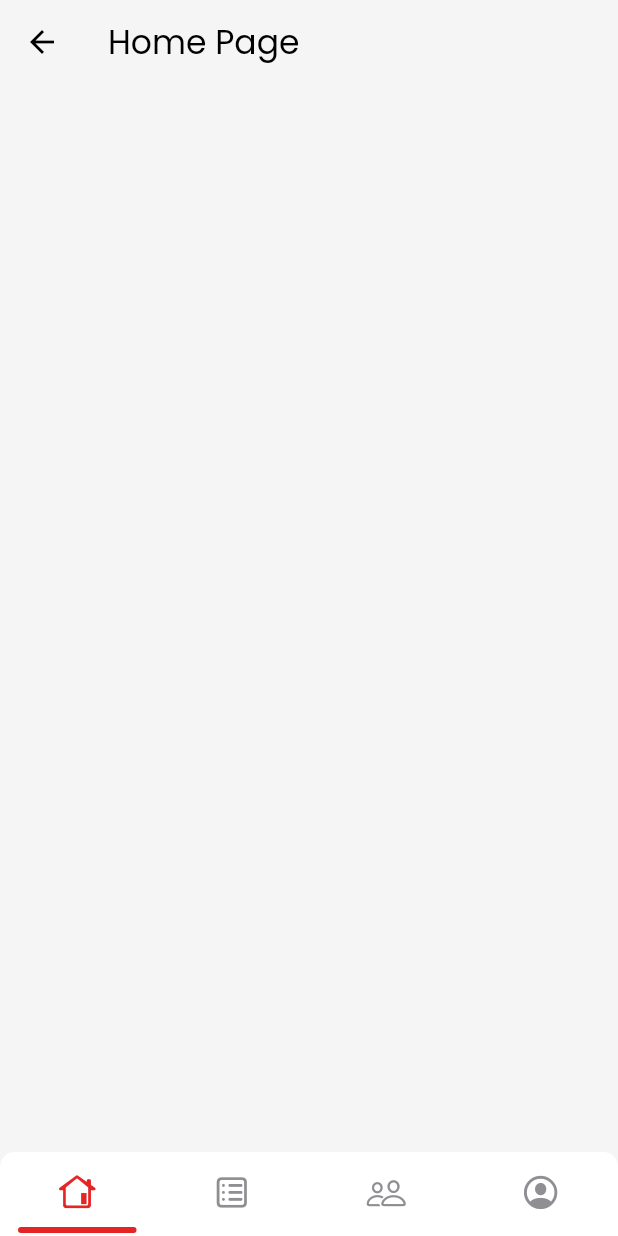
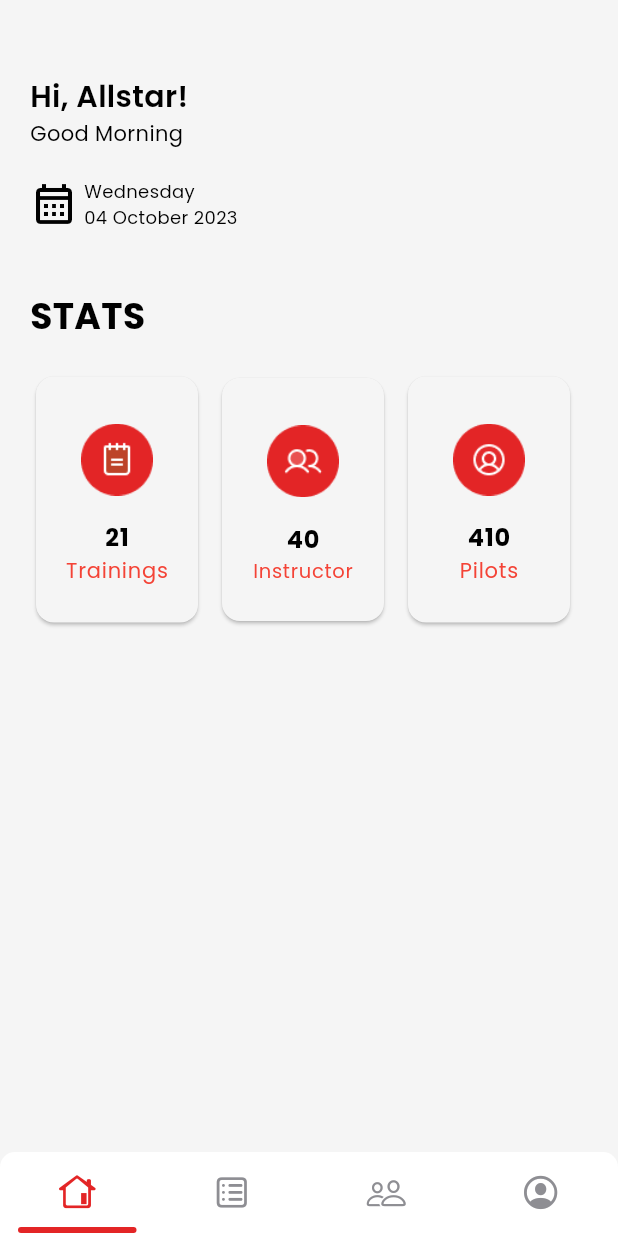
Before and after one commit to IAAXITDEL/MBKMDEL2023, a Flutter app: the NavcptsView screen opened by its route, on a phone screen of 412 x 824 dp. Run offline on Flutter 3.47's test engine with Material 2 defaults, Android fonts, the phone set to English and light mode, and no system bars; drawn by our look-alikes of persistent_bottom_nav_bar; our stand-ins replace avatar_glow, cloud_firestore, dropdown_search, email_validator, firebase_auth, firebase_core and 21 more; missing offline and left inert: excel, flutter_barcode_scanner, hand_signature, syncfusion_flutter_pdf, syncfusion_flutter_signaturepad; accounts and stored records are empty; generated files the repository leaves out were written again.

Commit message:
update cpts homepage

```diff
--- a/lib/app/modules/home_cptscc/controllers/home_cptscc_controller.dart
+++ b/lib/app/modules/home_cptscc/controllers/home_cptscc_controller.dart
@@ -2,7 +2,6 @@ import 'package:cloud_firestore/cloud_firestore.dart';
 import 'package:get/get.dart';
 import '../../../../data/users/user_preferences.dart';
 import '../../../../di/locator.dart';
-import '../../../../presentation/view_model/attendance_model.dart';
 
 class HomeCptsccController extends GetxController {
   late UserPreferences userPreferences;
@@ -44,27 +43,6 @@ class HomeCptsccController extends GetxController {
     super.onInit();
   }
 
-// LIST NEED CONFIRMATION
-  FirebaseFirestore firestore = FirebaseFirestore.instance;
-  Stream<List<Map<String, dynamic>>> getCombinedAttendanceStream() {
-    return firestore.collection('attendance').where("status", isEqualTo: "confirmation").snapshots().asyncMap((attendanceQuery) async {
-      final usersQuery = await firestore.collection('users').get();
-      final usersData = usersQuery.docs.map((doc) => doc.data()).toList();
-
-      final attendanceData = await Future.wait(
-        attendanceQuery.docs.map((doc) async {
-          final attendanceModel = AttendanceModel.fromJson(doc.data());
-          final user = usersData.firstWhere((user) => user['ID NO'] == attendanceModel.instructor, orElse: () => {});
-          attendanceModel.name = user['NAME']; // Set 'nama' di dalam model
-          attendanceModel.photoURL = user['PHOTOURL'];
-          return attendanceModel.toJson();
-        }),
-      );
-
-      return attendanceData;
-    });
-  }
-
   @override
   void onReady() {
     super.onReady();
@@ -75,6 +53,4 @@ class HomeCptsccController extends GetxController {
     super.onClose();
   }
 
-
-
 }
--- a/lib/app/modules/home_cptscc/views/home_cptscc_view.dart
+++ b/lib/app/modules/home_cptscc/views/home_cptscc_view.dart
@@ -1,156 +1,160 @@
 import 'package:flutter/material.dart';
+
 import 'package:get/get.dart';
-import 'package:ts_one/presentation/theme.dart';
+import 'package:screenshot/screenshot.dart';
+import 'package:ts_one/app/modules/home_cptscc/controllers/home_cptscc_controller.dart';
+
 import '../../../../presentation/theme.dart';
-import '../../../../util/empty_screen.dart';
-import '../../../../util/error_screen.dart';
-import '../../../../util/loading_screen.dart';
 import '../../../../util/util.dart';
-import '../../../routes/app_pages.dart';
-
-import '../../list_pilotcptscc/views/list_pilotcptscc_view.dart';
-import '../controllers/home_cptscc_controller.dart';
-
-// Import other necessary dependencies
 
 class HomeCptsccView extends GetView<HomeCptsccController> {
   const HomeCptsccView({Key? key}) : super(key: key);
-
   @override
   Widget build(BuildContext context) {
     return Scaffold(
+        body: SingleChildScrollView(
+          child: Padding(
+            padding: EdgeInsets.symmetric(horizontal: 20, vertical: 50),
+            child: Column(
+              children: [
+                Row(
+                  mainAxisAlignment: MainAxisAlignment.spaceBetween,
+                  children: [
+                    Text(
+                      "Hi, ${controller.titleToGreet}!",
+                      style: tsOneTextTheme.headlineLarge,
+                    ),
+                  ],
+                ),
+                Align(
+                  alignment: Alignment.centerLeft,
+                  child: Text(
+                    'Good ${controller.timeToGreet}',
+                    style: tsOneTextTheme.labelMedium,
+                  ),
+                ),
 
-        appBar: AppBar(
-        title: Text('Home Page'),),
+                Padding(
+                  padding: const EdgeInsets.symmetric(vertical: 20),
+                  child: Row(
+                    children: [
+                      const Padding(
+                        padding: EdgeInsets.only(right: 4.0),
+                        child: Icon(
+                          Icons.calendar_month_outlined,
+                          color: TsOneColor.onSecondary,
+                          size: 32,
+                        ),
+                      ),
+                      Column(
+                        crossAxisAlignment: CrossAxisAlignment.start,
+                        children: [
+                          Text(
+                            Util.convertDateTimeDisplay(DateTime.now().toString(), "EEEE"),
+                            style: tsOneTextTheme.labelSmall,
+                          ),
+                          Text(
+                            Util.convertDateTimeDisplay(DateTime.now().toString(), "dd MMMM yyyy"),
+                            style: tsOneTextTheme.labelSmall,
+                          ),
+                        ],
+                      )
+                    ],
+                  ),
+                ),
+                Padding(
+                  padding: const EdgeInsets.only(top: 20),
+                  child: Align(
+                    alignment: Alignment.centerLeft,
+                    child: Text(
+                      'STATS',
+                      style: tsOneTextTheme.displayMedium,
+                    ),
+                  ),
+                ),
+                SizedBox(height: 20),
 
-      body: SingleChildScrollView(
-        child: Padding(
-          padding: const EdgeInsets.symmetric(horizontal: 20,),
-
-
-          // child: Column(
-          //   mainAxisAlignment: MainAxisAlignment.start,
-          //   crossAxisAlignment: CrossAxisAlignment.start,
-          //   children: [
-          //     SizedBox(height: 50,),
-          //     Row(
-          //       mainAxisAlignment: MainAxisAlignment.spaceBetween,
-          //       children: [
-          //         Text(
-          //           "Hi, ${controller.titleToGreet}!",
-          //           style: tsOneTextTheme.headlineLarge, // Add your text style
-          //         ),
-          //       ],
-          //     ),
-          //     Align(
-          //       alignment: Alignment.centerLeft,
-          //       child: Text(
-          //         'Good ${controller.timeToGreet}',
-          //         style: tsOneTextTheme.labelMedium,// Add your text style
-          //       ),
-          //     ),
-          //     Padding(
-          //       padding: const EdgeInsets.symmetric(vertical: 20,),
-          //       child: Row(
-          //         children: [
-          //           const Padding(
-          //             padding: EdgeInsets.only(right: 4.0),
-          //             child: Icon(
-          //               Icons.calendar_month_outlined,
-          //               color: TsOneColor.onSecondary,// Add your icon properties
-          //               size: 40,
-          //             ),
-          //           ),
-          //           Column(
-          //             crossAxisAlignment: CrossAxisAlignment.start,
-          //             children: [
-          //               Text(
-          //                 Util.convertDateTimeDisplay(DateTime.now().toString(), "EEEE"),
-          //                 style: tsOneTextTheme.labelSmall,// Add your text style
-          //               ),
-          //               Text(
-          //                 Util.convertDateTimeDisplay(DateTime.now().toString(), "dd MMMM yyyy"),
-          //                 style: tsOneTextTheme.labelSmall,// Add your text style
-          //               ),
-          //             ],
-          //           )
-          //         ],
-          //       ),
-          //     ),
-          //     Row(
-          //       mainAxisAlignment: MainAxisAlignment.spaceBetween,
-          //       children: [
-          //         Text(
-          //           "STATS",
-          //           style: tsOneTextTheme.headlineLarge,// Add your text style
-          //         ),
-          //         //See All
-          //       ],
-          //     ),
-          //     const SizedBox(height: 10,),
-          //     StreamBuilder<List<Map<String, dynamic>>>(
-          //       stream: controller.getCombinedAttendanceStream(),
-          //       builder: (context, snapshot) {
-          //         if (snapshot.connectionState == ConnectionState.waiting) {
-          //           return LoadingScreen(); // Placeholder while loading
-          //         }
-          //
-          //         if (snapshot.hasError) {
-          //           return ErrorScreen();
-          //         }
-          //
-          //         var listAttendance = snapshot.data!;
-          //         if (listAttendance.isEmpty) {
-          //           return EmptyScreen();
-          //         }
-          //
-          //         return ListView.builder(
-          //           shrinkWrap: true, // Important to prevent another overflow
-          //           itemCount: listAttendance.length,
-          //           itemBuilder: (context, index) {
-          //             return InkWell(
-          //               onTap: () {
-          //                 Get.toNamed(Routes.ATTENDANCE_CONFIRCC, arguments: {
-          //                   "id": listAttendance[index]["id"],
-          //                 });
-          //                 print("ini");
-          //               },
-          //               child: Container(
-          //                 margin: EdgeInsets.symmetric(vertical: 5),
-          //                 decoration: BoxDecoration(
-          //                   borderRadius: BorderRadius.circular(10.0),
-          //                   color: Colors.white,
-          //                   boxShadow: [
-          //                     BoxShadow(
-          //                       color: Colors.grey.withOpacity(0.3),
-          //                       spreadRadius: 2,
-          //                       blurRadius: 3,
-          //                       offset: const Offset(0, 2),
-          //                     ),
-          //                   ],
-          //
-          //                 ),
-          //                 child: ListTile(
-          //                   title: Text(
-          //                     listAttendance[index]["subject"],
-          //                     style: tsOneTextTheme.headlineMedium,// Add your text style
-          //                   ),
-          //                   subtitle: Text(
-          //                     listAttendance[index]["name"],
-          //                     style: tsOneTextTheme.labelSmall,// Add your text style
-          //                   ),
-          //                   trailing: const Icon(Icons.navigate_next),
-          //                 ),
-          //               ),
-          //             );
-          //           },
-          //         );
-          //       },
-          //     ),
-          //   ],
-          // ),
-        ),
-      ),
+                SingleChildScrollView(
+                  child: Column(
+                    children: [
+                      // Tampilkan dua Card pertama dalam satu baris
+                      Row(
+                        children: [
+                          Expanded(
+                            child: Padding(
+                              padding: const EdgeInsets.only(right: 8.0),
+                              child: Card(
+                                child: Column(
+                                  children: List.generate(1, (index) {
+                                    return ListTile(
+                                      contentPadding: EdgeInsets.all(16),
+                                      title: Column(
+                                        children: [
+                                          Image.asset('assets/images/G1.png', width: 48, height: 63,),
+                                          SizedBox(height: 8),
+                                          Text('21', style: TextStyle(fontWeight: FontWeight.bold),),
+                                          Text('Trainings', style: TextStyle(fontSize: 14, color: Colors.red),),
+                                        ],
+                                      ),
+                                    );
+                                  }),
+                                ),
+                              ),
+                            ),
+                          ),
+                          Expanded(
+                            child: Padding(
+                              padding: const EdgeInsets.only(right: 8.0),
+                              child: Card(
+                                child: Column(
+                                  children: List.generate(1, (index) {
+                                    return ListTile(
+                                      contentPadding: EdgeInsets.all(16),
+                                      title: Column(
+                                        children: [
+                                          Image.asset('assets/images/G2.png', width: 48, height: 63,),
+                                          SizedBox(height: 8),
+                                          Text('40', style: TextStyle(fontWeight: FontWeight.bold),),
+                                          Text('Instructor', style: TextStyle(fontSize: 13, color: Colors.red),),
+                                        ],
+                                      ),
+                                    );
+                                  }),
+                                ),
+                              ),
+                            ),
+                          ),
+                          Expanded(
+                            child: Padding(
+                              padding: const EdgeInsets.only(right: 8.0),
+                              child: Card(
+                                child: Column(
+                                  children: List.generate(1, (index) {
+                                    return ListTile(
+                                      contentPadding: EdgeInsets.all(16),
+                                      title: Column(
+                                        children: [
+                                          Image.asset('assets/images/G3.png', width: 48, height: 63,),
+                                          SizedBox(height: 8),
+                                          Text('410', style: TextStyle(fontWeight: FontWeight.bold),),
+                                          Text('Pilots', style: TextStyle(fontSize: 14, color: Colors.red),),
+                                        ],
+                                      ),
+                                    );
+                                  }),
+                                ),
+                              ),
+                            ),
+                          ),
+                        ],
+                      ),
+                    ],
+                  ),
+                )
+              ],
+            ),
+          ),
+        )
     );
   }
 }
--- a/lib/app/modules/main_home/bindings/main_home_binding.dart
+++ b/lib/app/modules/main_home/bindings/main_home_binding.dart
@@ -1,6 +1,7 @@
 import 'package:get/get.dart';
 
 import '../../home_admincc/controllers/home_admincc_controller.dart';
+import '../../home_cptscc/controllers/home_cptscc_controller.dart';
 import '../../home_instructorcc/controllers/home_instructorcc_controller.dart';
 import '../../homecc/controllers/homecc_controller.dart';
 import '../../pilotcrewcc/controllers/pilotcrewcc_controller.dart';
@@ -36,5 +37,8 @@ class MainHomeBinding extends Bindings {
     Get.lazyPut<TrainingInstructorccController>(
           () => TrainingInstructorccController(),
     );
+    Get.lazyPut<HomeCptsccController>(
+          () => HomeCptsccController(),
+    );
   }
 }
--- a/lib/app/modules/pa/navcpts/views/navcpts_view.dart
+++ b/lib/app/modules/pa/navcpts/views/navcpts_view.dart
@@ -5,6 +5,7 @@ import 'package:get/get.dart';
 import 'package:persistent_bottom_nav_bar/persistent_tab_view.dart';
 import 'package:ts_one/app/modules/home_cptscc/views/home_cptscc_view.dart';
 import 'package:ts_one/app/modules/homecc/views/homecc_view.dart';
+import 'package:ts_one/app/modules/list_pilotcptscc/views/list_pilotcptscc_view.dart';
 import 'package:ts_one/app/modules/pilotcrewcc/bindings/pilotcrewcc_binding.dart';
 import 'package:ts_one/app/modules/pilotcrewcc/views/pilotcrewcc_view.dart';
 import 'package:ts_one/app/modules/profilecc/views/profilecc_view.dart';
@@ -34,7 +35,7 @@ class _NavcptsState extends State<NavcptsView> {
     return [
       const HomeCptsccView(),
       const TrainingccView(),
-      const PilotcrewccView(),
+      const ListPilotcptsccView(),
       const ProfileccView(),
     ];
   }
```
Also changed, not shown: assets/images/G1.png (added), assets/images/G2.png (added), assets/images/G3.png (added).
